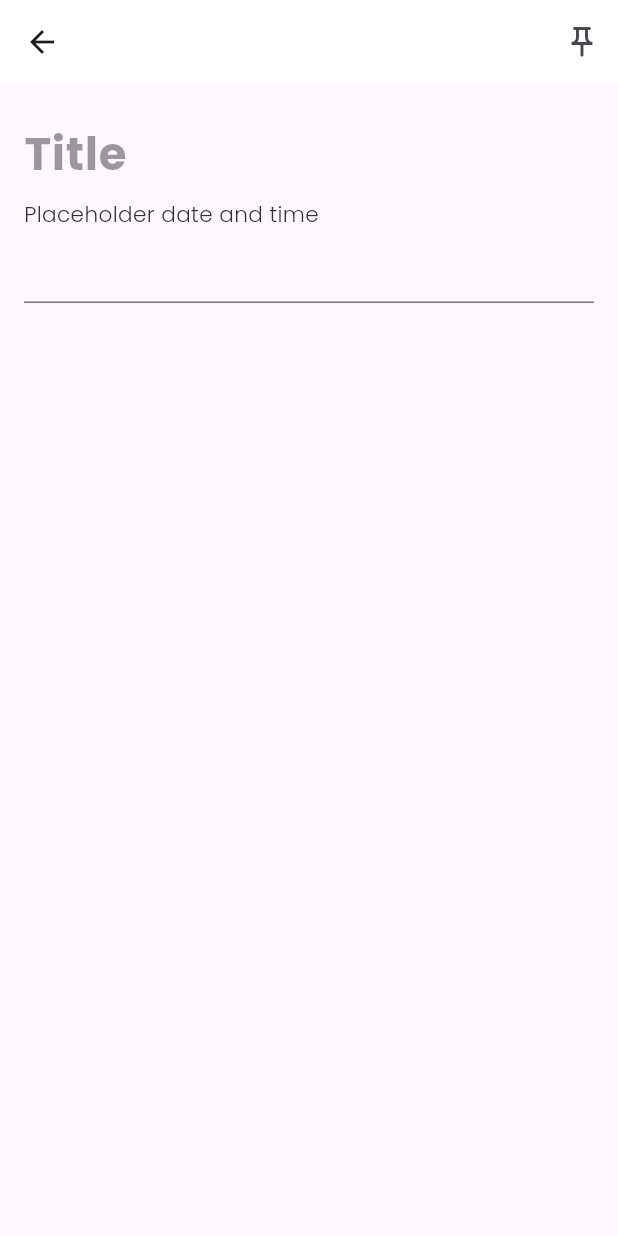
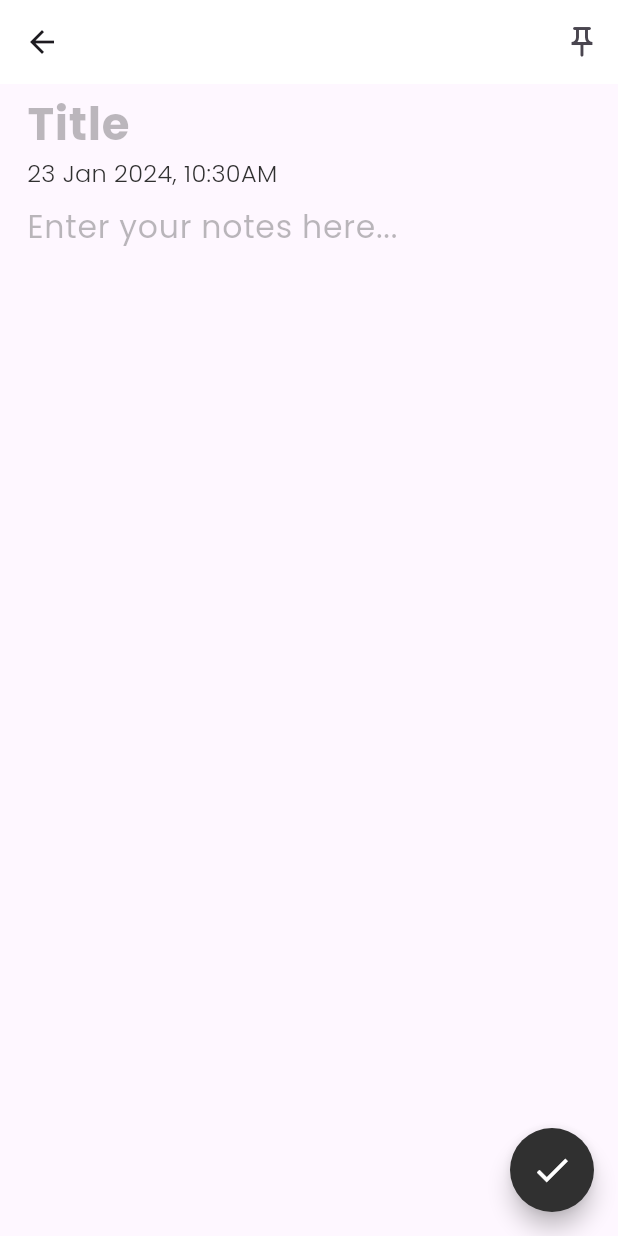
Before and after one commit to SheldenR/JotFlow, a Flutter app: the NewNoteScreen screen opened directly, on a phone screen of 412 x 824 dp. Run offline on Flutter 3.47's test engine with Material 3 defaults, Android fonts, the phone set to English and light mode, and no system bars.

Commit message:
Added to the new note page

```diff
--- a/lib/main.dart
+++ b/lib/main.dart
@@ -1,7 +1,6 @@
 import 'package:flutter/material.dart';
 import 'package:flutter/services.dart';
-// import 'screens/home_screen.dart';
-import 'screens/new_note.dart';
+import 'screens/home_screen.dart';
 
 void main() {
   runApp(const MyApp());
@@ -21,7 +20,7 @@ class MyApp extends StatelessWidget {
   Widget build(BuildContext context) {
     return const MaterialApp(
       debugShowCheckedModeBanner: false,
-      home: NewNoteScreen(),
+      home: HomeScreen(),
     );
   }
 }
--- a/lib/screens/home_screen.dart
+++ b/lib/screens/home_screen.dart
@@ -1,5 +1,6 @@
 import 'package:flutter/material.dart';
 import 'package:flutter_staggered_grid_view/flutter_staggered_grid_view.dart';
+import 'package:jotflow/screens/new_note.dart';
 import '../util/note_card.dart';
 
 class HomeScreen extends StatefulWidget {
@@ -30,6 +31,7 @@ class _HomeScreenState extends State<HomeScreen> {
   Widget build(BuildContext context) {
     return Scaffold(
       appBar: AppBar(
+        automaticallyImplyLeading: false,
         backgroundColor: Colors.white,
         toolbarHeight: 70,
         scrolledUnderElevation: 0,
@@ -183,9 +185,16 @@ class _HomeScreenState extends State<HomeScreen> {
             ))
           ])),
       floatingActionButton: FloatingActionButton(
+        shape: const CircleBorder(),
         backgroundColor: const Color(0xFF303030),
         splashColor: const Color(0xFF303030),
-        onPressed: () {},
+        onPressed: () {
+          Navigator.push(
+              context,
+              MaterialPageRoute(
+                builder: (context) => const NewNoteScreen(),
+              ));
+        },
         child: const Icon(Icons.add, color: Colors.white, size: 28),
       ),
       bottomNavigationBar: NavigationBar(
--- a/lib/screens/new_note.dart
+++ b/lib/screens/new_note.dart
@@ -1,4 +1,5 @@
 import 'package:flutter/material.dart';
+import 'home_screen.dart';
 
 class NewNoteScreen extends StatefulWidget {
   const NewNoteScreen({super.key});
@@ -8,15 +9,51 @@ class NewNoteScreen extends StatefulWidget {
 }
 
 class _NewNoteScreenState extends State<NewNoteScreen> {
+  String monthParse(int month) {
+    var monthList = [
+      "Jan",
+      "Feb",
+      "Mar",
+      "Apr",
+      "May",
+      "Jun",
+      "Jul",
+      "Aug",
+      "Sep",
+      "Oct",
+      "Nov",
+      "Dec"
+    ];
+    return monthList[month - 1];
+  }
+
+  String timeParse(int hour, int minute) {
+    String amPM = "AM";
+    if (hour > 12) {
+      hour -= 12;
+      amPM = "PM";
+    }
+    return "$hour:$minute$amPM";
+  }
+
+  late String noteCreationDate =
+      "${(DateTime.now().day).toString()} ${monthParse(DateTime.now().month)} ${(DateTime.now().year).toString()}, ${timeParse(DateTime.now().hour, DateTime.now().minute)}";
   bool isPinned = false;
 
   @override
   Widget build(BuildContext context) {
     return Scaffold(
       appBar: AppBar(
+          scrolledUnderElevation: 0,
           backgroundColor: Colors.white,
           leading: IconButton(
-                onPressed: () {}, icon: const Icon(Icons.arrow_back)),
+              onPressed: () {
+                Navigator.push(
+                  context,
+                  MaterialPageRoute(builder: (context) => const HomeScreen()),
+                );
+              },
+              icon: const Icon(Icons.arrow_back)),
           actions: [
             IconButton(
               onPressed: () {
@@ -29,29 +66,69 @@ class _NewNoteScreenState extends State<NewNoteScreen> {
                   : const Icon(Icons.push_pin_outlined),
             )
           ]),
-        body: const Padding(
-            padding: EdgeInsets.all(16),
-            child:
-                Column(crossAxisAlignment: CrossAxisAlignment.start, children: [
-              TextField(
+      body: Padding(
+          padding: const EdgeInsets.only(left: 18, right: 18),
+          child: ListView(children: [
+            const TextField(
+              style: TextStyle(
+                fontFamily: "Poppins",
+                fontWeight: FontWeight.w700,
+                fontSize: 30,
+                color: Color(0xFF303030),
+              ),
               decoration: InputDecoration(
                   border: InputBorder.none,
+                  contentPadding: EdgeInsets.only(bottom: -5),
                   hintText: "Title",
                   hintStyle: TextStyle(
                     fontFamily: "Poppins",
                     fontWeight: FontWeight.w700,
                     fontSize: 30,
-                      color: Color.fromARGB(122, 48, 48, 48),
+                    color: Color.fromARGB(83, 48, 48, 48),
                   )),
             ),
-              Text("Placeholder date and time",
+            Text(noteCreationDate,
+                style: const TextStyle(
+                  fontFamily: "Poppins",
+                  fontWeight: FontWeight.w300,
+                  fontSize: 16,
+                  color: Color(0xFF303030),
+                )),
+            const Expanded(
+                child: TextField(
+                    keyboardType: TextInputType.multiline,
+                    maxLines: null,
                     style: TextStyle(
                       fontFamily: "Poppins",
-                    fontWeight: FontWeight.w300,
-                    fontSize: 14.4,
-                    color: Color(0xFF303030),
-                  )),
-              TextField()
-            ])));
+                      fontWeight: FontWeight.w400,
+                      fontSize: 21,
+                      color: Color.fromARGB(255, 48, 48, 48),
+                      height: 1.5,
+                    ),
+                    decoration: InputDecoration(
+                        hintText: "Enter your notes here...",
+                        border: InputBorder.none,
+                        hintStyle: TextStyle(
+                          fontFamily: "Poppins",
+                          fontWeight: FontWeight.w400,
+                          fontSize: 21,
+                          color: Color.fromARGB(85, 48, 48, 48),
+                          height: 1.5,
+                        ))))
+          ])),
+      floatingActionButton: FloatingActionButton(
+        shape: const CircleBorder(),
+        backgroundColor: const Color(0xFF303030),
+        splashColor: const Color(0xFF303030),
+        onPressed: () {
+          Navigator.push(
+              context,
+              MaterialPageRoute(
+                builder: (context) => const HomeScreen(),
+              ));
+        },
+        child: const Icon(Icons.check, color: Colors.white, size: 28),
+      ),
+    );
   }
 }
```
Lines whose indentation alone changed are shown as unchanged.
